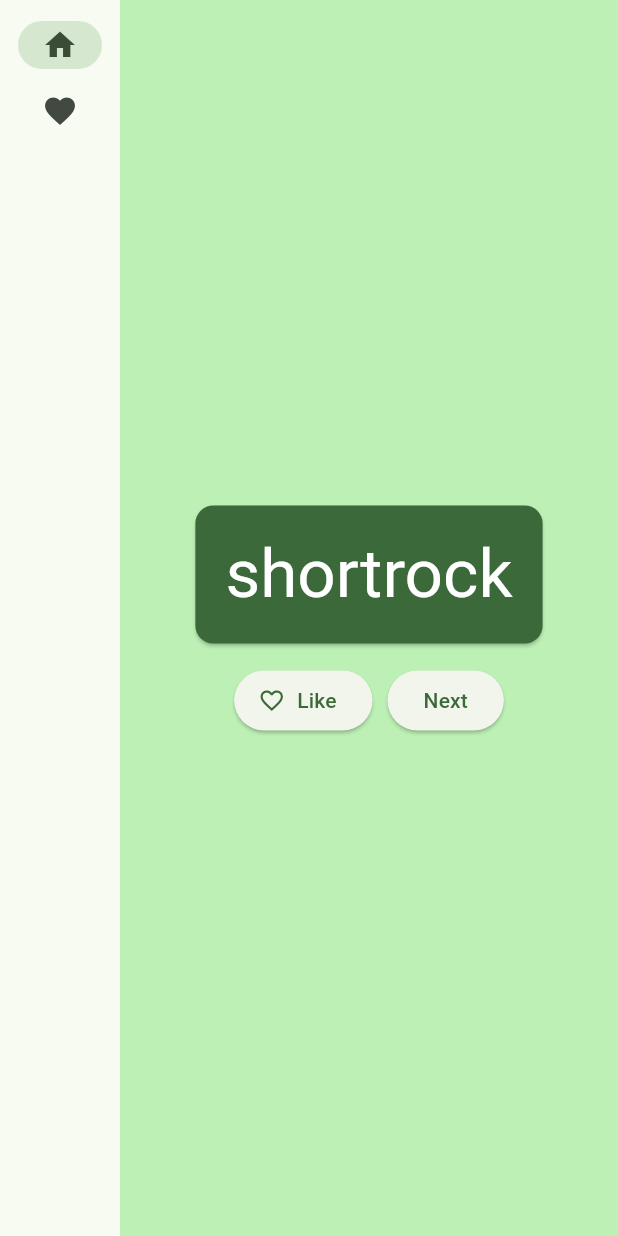
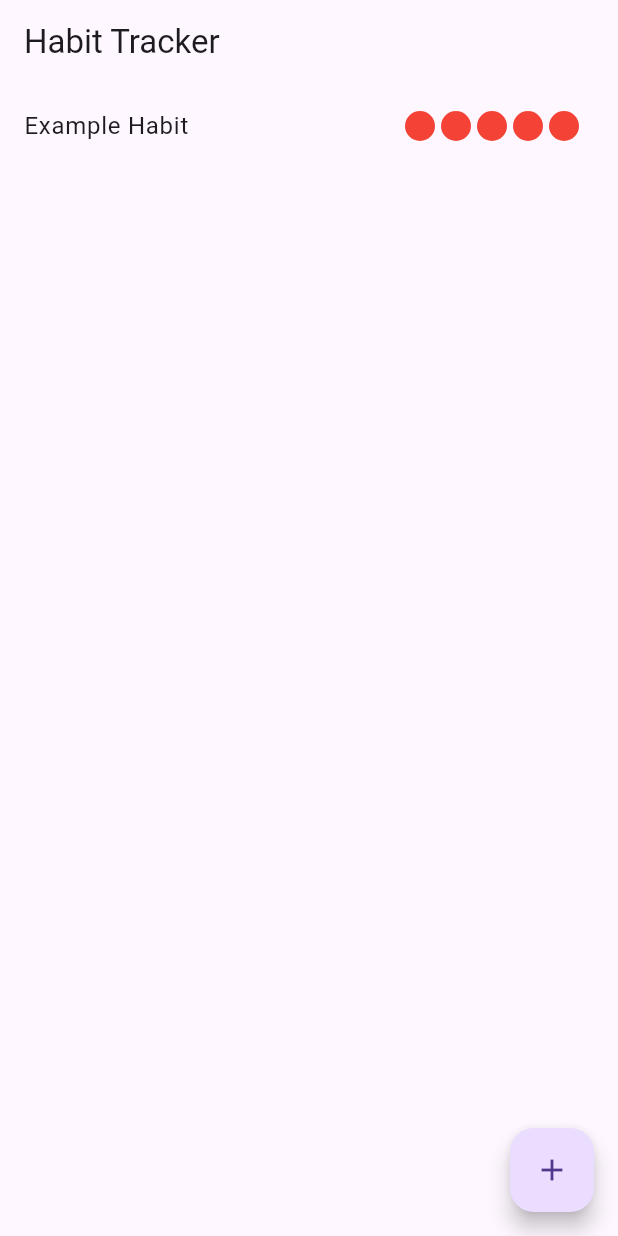
Before and after one commit to msathia/HealthApp, a Flutter app: the screen it shows after launch, on a phone screen of 412 x 824 dp. Run offline on Flutter 3.47's test engine with Material 3 defaults, Android fonts, the phone set to English and light mode, and no system bars.

Commit message:
HealthApp Initial version

```diff
--- a/lib/main.dart
+++ b/lib/main.dart
@@ -1,207 +1,23 @@
-import 'package:english_words/english_words.dart';
 import 'package:flutter/material.dart';
-import 'package:flutter/rendering.dart';
-import 'package:provider/provider.dart';
+import 'screens/habit_list_screen.dart';
+import 'screens/edit_habit_screen.dart';
 
 void main() {
   runApp(MyApp());
 }
 
 class MyApp extends StatelessWidget {
-  const MyApp({super.key});
-
   @override
   Widget build(BuildContext context) {
-    return ChangeNotifierProvider(
-      create: (context) => MyAppState(),
-      child: MaterialApp(
-        title: 'Flutter Namer',
-        theme: ThemeData(
-          useMaterial3: true,
-          colorScheme: ColorScheme.fromSeed(seedColor: Colors.green),
-        ),
-        home: MyHomePage(),
+    return MaterialApp(
+      title: 'Habit Tracker',
+      theme: ThemeData(
+        primarySwatch: Colors.blue,
       ),
+      home: HabitListScreen(),
+      routes: {
+        '/edit_habit': (context) => EditHabitScreen(),
+      },
     );
   }
 }
-
-class MyAppState extends ChangeNotifier {
-  var current = WordPair.random();
-
-  void getNext() {
-    current = WordPair.random();
-    notifyListeners();
-  }
-
-  var favorites = <WordPair>[];
-
-  void toggleFavorite() {
-    if (favorites.contains(current)) {
-      favorites.remove(current);
-    } else {
-      favorites.add(current);
-    }
-    notifyListeners();
-  }
-}
-
-class BigCard extends StatelessWidget {
-  const BigCard({
-    super.key,
-    required this.pair,
-  });
-
-  final WordPair pair;
-
-  @override
-  Widget build(BuildContext context) {
-    final theme = Theme.of(context);
-    final style = theme.textTheme.displayMedium!.copyWith(
-      color: theme.colorScheme.onPrimary,
-    );
-
-    return Card(
-      color: theme.colorScheme.primary,
-      child: Padding(
-        padding: const EdgeInsets.all(20.0),
-        child: Text(
-          pair.asLowerCase,
-          style: style,
-          semanticsLabel: "${pair.first} ${pair.second}",
-        ),
-      ),
-    );
-  }
-}
-
-class GeneratorPage extends StatelessWidget {
-  @override
-  Widget build(BuildContext context) {
-    var appState = context.watch<MyAppState>();
-    var pair = appState.current;
-
-    IconData icon;
-    if (appState.favorites.contains(pair)) {
-      icon = Icons.favorite;
-    } else {
-      icon = Icons.favorite_border;
-    }
-
-    return Center(
-      child: Column(
-        mainAxisAlignment: MainAxisAlignment.center,
-        children: [
-          BigCard(pair: pair),
-          SizedBox(height: 10),
-          Row(
-            mainAxisSize: MainAxisSize.min,
-            children: [
-              ElevatedButton.icon(
-                onPressed: () {
-                  appState.toggleFavorite();
-                },
-                icon: Icon(icon),
-                label: Text('Like'),
-              ),
-              SizedBox(width: 10),
-              ElevatedButton(
-                onPressed: () {
-                  appState.getNext();
-                },
-                child: Text('Next'),
-              ),
-            ],
-          ),
-        ],
-      ),
-    );
-  }
-}
-
-class FavoritesPage extends StatelessWidget {
-  @override
-  Widget build(BuildContext context) {
-    var appState = context.watch<MyAppState>();
-
-    if (appState.favorites.isEmpty) {
-      return Center(
-        child: Text('No favorites yet.'),
-      );
-    }
-
-    return ListView(
-      children: [
-        Padding(
-          padding: const EdgeInsets.all(20),
-          child: Text('You have '
-              '${appState.favorites.length} favorites:'),
-        ),
-        for (var pair in appState.favorites)
-          ListTile(
-            leading: Icon(Icons.favorite),
-            title: Text(pair.asLowerCase),
-          ),
-      ],
-    );
-  }
-}
-
-class MyHomePage extends StatefulWidget {
-  @override
-  State<MyHomePage> createState() => _MyHomePageState();
-}
-
-class _MyHomePageState extends State<MyHomePage> {
-  var selectedIndex = 0; // ← Add this property.
-
-  @override
-  Widget build(BuildContext context) {
-    Widget page;
-    switch (selectedIndex) {
-      case 0:
-        page = GeneratorPage();
-        break;
-      case 1:
-        page = FavoritesPage();
-        break;
-      default:
-        throw UnimplementedError('no widget for $selectedIndex');
-    }
-    return LayoutBuilder(builder: (context, constraints) {
-      return Scaffold(
-        body: Row(
-          children: [
-            SafeArea(
-              child: NavigationRail(
-                extended: constraints.maxWidth >= 600, // ← Here.
-                destinations: [
-                  NavigationRailDestination(
-                    icon: Icon(Icons.home),
-                    label: Text('Home'),
-                  ),
-                  NavigationRailDestination(
-                    icon: Icon(Icons.favorite),
-                    label: Text('Favorites'),
-                  ),
-                ],
-                selectedIndex: selectedIndex,
-                onDestinationSelected: (value) {
-                  setState(() {
-                    selectedIndex = value;
-                  });
-                },
-              ),
-            ),
-            Expanded(
-              child: Container(
-                color: Theme.of(context).colorScheme.primaryContainer,
-                child: page,
-              ),
-            ),
-          ],
-        ),
-      );
-    });
-  }
-}
--- /dev/null
+++ b/lib/models/habit.dart
@@ -0,0 +1,7 @@
+class Habit {
+  String id;
+  String name;
+  List<bool> completionStatus;
+
+  Habit({required this.id, required this.name, required this.completionStatus});
+}
--- /dev/null
+++ b/lib/screens/edit_habit_screen.dart
@@ -0,0 +1,90 @@
+import 'package:flutter/material.dart';
+import '../models/habit.dart';
+
+class EditHabitScreen extends StatefulWidget {
+  @override
+  EditHabitScreenState createState() => EditHabitScreenState();
+}
+
+class EditHabitScreenState extends State<EditHabitScreen> {
+  late TextEditingController _nameController;
+  Habit? habit;
+
+  @override
+  void initState() {
+    super.initState();
+    _nameController = TextEditingController();
+  }
+
+  @override
+  void didChangeDependencies() {
+    super.didChangeDependencies();
+    habit = ModalRoute.of(context)!.settings.arguments as Habit?;
+    if (habit != null) {
+      _nameController.text = habit!.name;
+    }
+  }
+
+  @override
+  void dispose() {
+    _nameController.dispose();
+    super.dispose();
+  }
+
+  void _saveHabit() {
+    final name = _nameController.text;
+    if (name.isNotEmpty) {
+      if (habit == null) {
+        habit = Habit(
+          id: DateTime.now().toString(),
+          name: name,
+          completionStatus: List.filled(5, false),
+        );
+      } else {
+        habit = Habit(
+          id: habit!.id,
+          name: name,
+          completionStatus: habit!.completionStatus,
+        );
+      }
+      Navigator.pop(context, habit);
+    }
+  }
+
+  void _deleteHabit() {
+    Navigator.pop(context, 'delete');
+  }
+
+  @override
+  Widget build(BuildContext context) {
+    return Scaffold(
+      appBar: AppBar(
+        title: Text(habit == null ? 'Add Habit' : 'Edit Habit'),
+      ),
+      body: Padding(
+        padding: EdgeInsets.all(16.0),
+        child: Column(
+          children: [
+            TextField(
+              controller: _nameController,
+              decoration: InputDecoration(labelText: 'Habit Name'),
+            ),
+            SizedBox(height: 20),
+            ElevatedButton(
+              onPressed: _saveHabit,
+              child: Text('Save Habit'),
+            ),
+            if (habit != null) ...[
+              SizedBox(height: 20),
+              ElevatedButton(
+                onPressed: _deleteHabit,
+                style: ElevatedButton.styleFrom(backgroundColor: Colors.red),
+                child: Text('Delete Habit'),
+              ),
+            ],
+          ],
+        ),
+      ),
+    );
+  }
+}
--- /dev/null
+++ b/lib/screens/habit_list_screen.dart
@@ -0,0 +1,107 @@
+import 'package:flutter/material.dart';
+import '../models/habit.dart';
+
+class HabitListScreen extends StatefulWidget {
+  @override
+  _HabitListScreenState createState() => _HabitListScreenState();
+}
+
+class _HabitListScreenState extends State<HabitListScreen> {
+  List<Habit> habits = [
+    Habit(
+      id: '1',
+      name: 'Example Habit',
+      completionStatus: [false, false, false, false, false],
+    ),
+  ];
+
+  void _toggleHabitCompletion(String habitId, int dayIndex) {
+    setState(() {
+      habits = habits.map((habit) {
+        if (habit.id == habitId) {
+          List<bool> newStatus = List.from(habit.completionStatus);
+          newStatus[dayIndex] = !newStatus[dayIndex];
+          return Habit(
+            id: habit.id,
+            name: habit.name,
+            completionStatus: newStatus,
+          );
+        }
+        return habit;
+      }).toList();
+    });
+  }
+
+  @override
+  Widget build(BuildContext context) {
+    return Scaffold(
+      appBar: AppBar(
+        title: Text('Habit Tracker'),
+      ),
+      body: ListView.builder(
+        itemCount: habits.length,
+        itemBuilder: (context, index) {
+          final habit = habits[index];
+          return ListTile(
+            title: Text(habit.name),
+            trailing: Row(
+              mainAxisSize: MainAxisSize.min,
+              children: List.generate(
+                5,
+                (i) => GestureDetector(
+                  onTap: () => _toggleHabitCompletion(habit.id, i),
+                  child: Container(
+                    width: 20,
+                    height: 20,
+                    margin: EdgeInsets.symmetric(horizontal: 2),
+                    decoration: BoxDecoration(
+                      shape: BoxShape.circle,
+                      color:
+                          habit.completionStatus[i] ? Colors.green : Colors.red,
+                    ),
+                  ),
+                ),
+              ),
+            ),
+            onTap: () async {
+              final result = await Navigator.pushNamed(
+                context,
+                '/edit_habit',
+                arguments: habit,
+              );
+              if (result != null) {
+                setState(() {
+                  if (result == 'delete') {
+                    habits.removeWhere((h) => h.id == habit.id);
+                  } else {
+                    final updatedHabit = result as Habit;
+                    final index =
+                        habits.indexWhere((h) => h.id == updatedHabit.id);
+                    if (index != -1) {
+                      habits[index] = updatedHabit;
+                    }
+                  }
+                });
+              }
+            },
+          );
+        },
+      ),
+      floatingActionButton: FloatingActionButton(
+        onPressed: () async {
+          final result = await Navigator.pushNamed(
+            context,
+            '/edit_habit',
+            arguments: null,
+          );
+          if (result != null) {
+            setState(() {
+              habits.add(result as Habit);
+            });
+          }
+        },
+        child: Icon(Icons.add),
+      ),
+    );
+  }
+}
--- a/pubspec.yaml
+++ b/pubspec.yaml
@@ -1,5 +1,5 @@
-name: flutter_namer
-description: A new Flutter project.
+name: HealthApp
+description: A Flutter project to create a health app
 
 publish_to: "none" # Remove this line if you wish to publish to pub.dev
 
@@ -14,6 +14,7 @@ dependencies:
 
   english_words: ^4.0.0
   provider: ^6.0.0
+  intl: ^0.18.0  # Add this line
 
 dev_dependencies:
   flutter_test:
```
Also changed, not shown: pubspec.lock, 17 other files.
